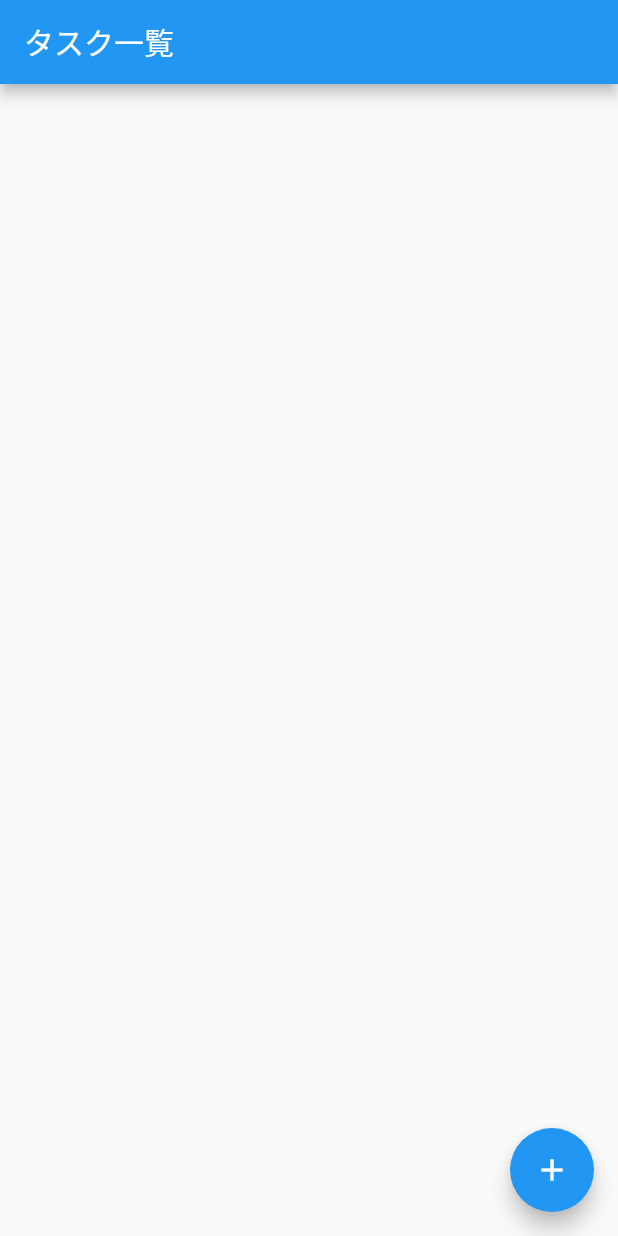
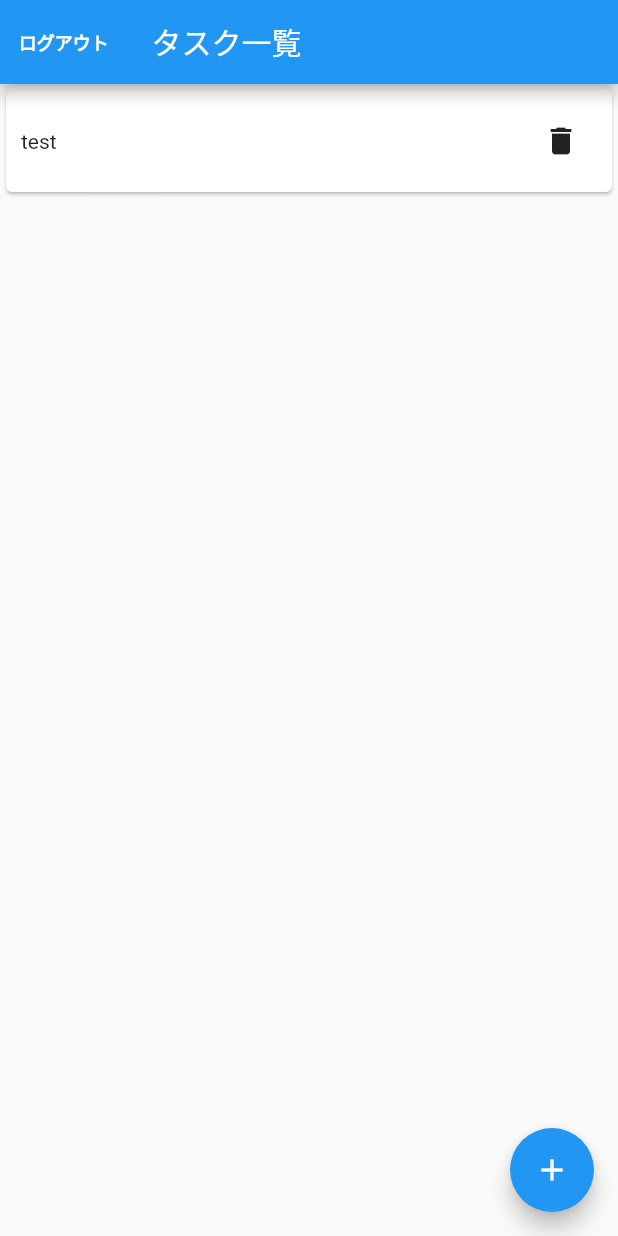
Before and after one commit to kotahorii/flutter_ui_4, a Flutter app: the screen it shows after launch, after a tap on "submit", on a phone screen of 412 x 824 dp. Run offline on Flutter 3.47's test engine with Material 2 defaults, Android fonts, the phone set to English and light mode, and no system bars.

Commit message:
[update] task card layout

```diff
--- a/lib/TaskList.dart
+++ b/lib/TaskList.dart
@@ -9,10 +9,33 @@ class TaskList extends StatelessWidget {
     return MaterialApp(
       home: Scaffold(
         appBar: AppBar(
+          leadingWidth: 85,
+          leading: TextButton(
+            child: const Text(
+              'ログアウト',
+              style: TextStyle(
+                  color: Colors.white,
+                  fontWeight: FontWeight.bold,
+                  fontSize: 12.0),
+            ),
+            onPressed: () => Navigator.of(context).pop(),
+          ),
           title: const Text('タスク一覧'),
         ),
         body: ListView(
-          children: [],
+          children: [
+            Card(
+                child: Container(
+                    padding: const EdgeInsets.all(10),
+                    child: Row(
+                      mainAxisAlignment: MainAxisAlignment.spaceBetween,
+                      children: [
+                        const Text('test'),
+                        IconButton(
+                            onPressed: () {}, icon: const Icon(Icons.delete))
+                      ],
+                    )))
+          ],
         ),
         floatingActionButton: FloatingActionButton(
           onPressed: () => {
--- a/lib/main.dart
+++ b/lib/main.dart
@@ -63,9 +63,8 @@ class _MyHomePageState extends State<MyHomePage> {
               mainAxisAlignment: MainAxisAlignment.center,
               children: [
                 ElevatedButton(
-                  onPressed: () => Navigator.of(context).pushReplacement(
-                      MaterialPageRoute(
-                          builder: (context) => const TaskList())),
+                  onPressed: () => Navigator.of(context).push(MaterialPageRoute(
+                      builder: (context) => const TaskList())),
                   child: const Text('submit'),
                 ),
                 const SizedBox(
```
